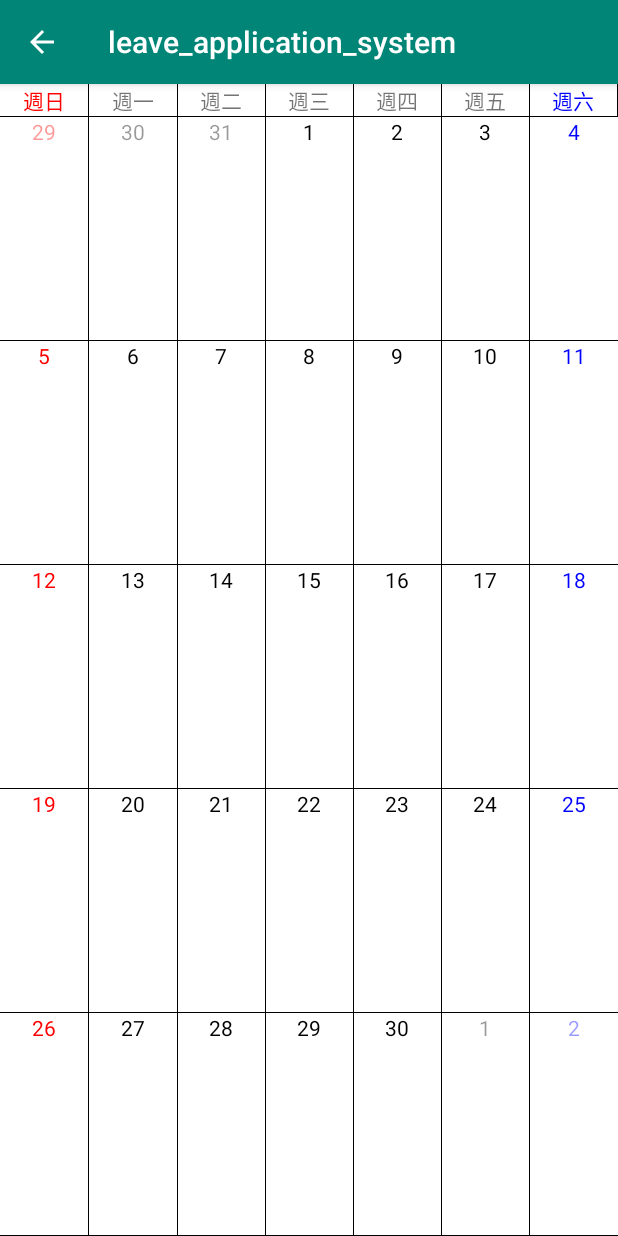
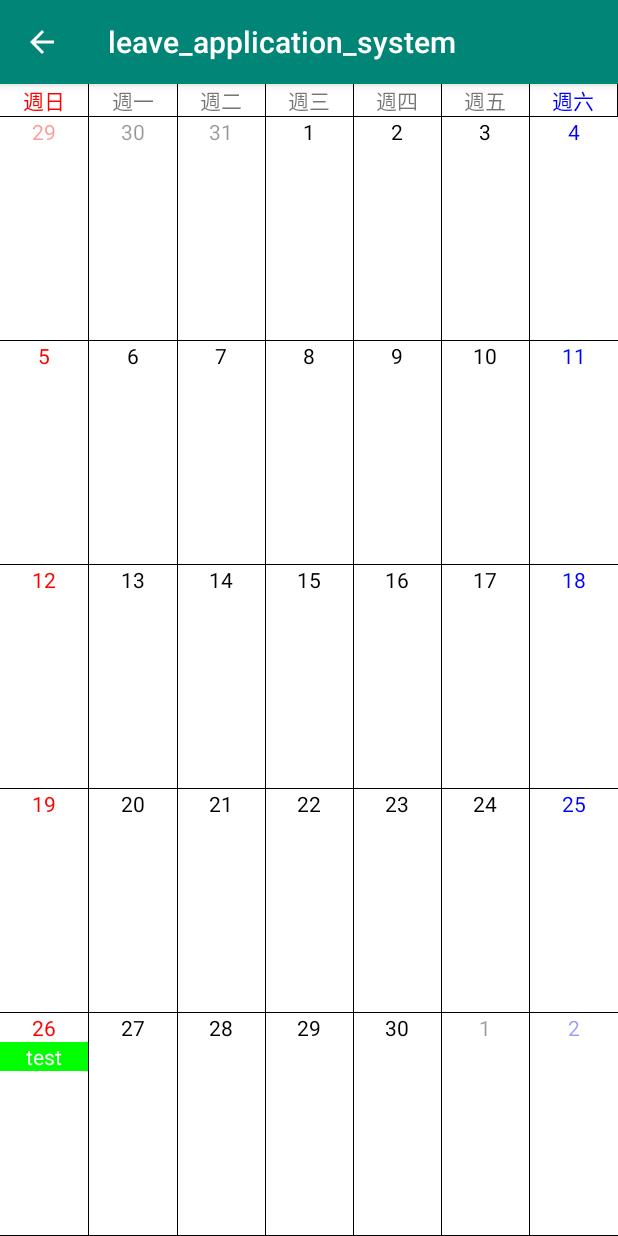
Before and after one commit to timliao0206/leave_application_system, an Android app: the Itinerary screen opened directly, with no data from a screen before it, on a phone screen of 412 x 824 dp. Run offline under Robolectric (Android 15) with nearby library versions, the phone set to English and light mode, and no system bars.

Commit message:
event almost complete only location(sort by ?) and color setting remains

```diff
--- a/app/src/main/java/com/example/leave_application_system/Itinerary.java
+++ b/app/src/main/java/com/example/leave_application_system/Itinerary.java
@@ -2,8 +2,10 @@ package com.example.leave_application_system;
 
 import android.graphics.Color;
 import android.os.Bundle;
+import android.view.Gravity;
 import android.view.LayoutInflater;
 import android.view.View;
+import android.view.ViewGroup;
 import android.widget.FrameLayout;
 import android.widget.LinearLayout;
 import android.widget.TextView;
@@ -20,6 +22,10 @@ public class Itinerary extends AppCompatActivity {
 
         java.util.Calendar now = java.util.Calendar.getInstance();
         createCalendar(now);
+
+        now = Calendar.getInstance();
+
+        addEvent(0,now,"test");
     }
 
     private void createCalendar(java.util.Calendar current){
@@ -44,19 +50,19 @@ public class Itinerary extends AppCompatActivity {
             week.setId(weekCount);
 
             for(int i=0 ; i<7 ; i++) {
-                FrameLayout frameLayout;
+                LinearLayout linearLayout;
                 switch (current.get(Calendar.DAY_OF_WEEK)) {
-                    case 1:frameLayout = week.findViewById(R.id.Sunday);break;
-                    case 2:frameLayout = week.findViewById(R.id.Monday);break;
-                    case 3:frameLayout = week.findViewById(R.id.Tuesday);break;
-                    case 4:frameLayout = week.findViewById(R.id.Wednesday);break;
-                    case 5:frameLayout = week.findViewById(R.id.Thursday);break;
-                    case 6:frameLayout = week.findViewById(R.id.Friday);break;
-                    case 7:frameLayout = week.findViewById(R.id.Saturday);break;
-                    default:frameLayout = null;
+                    case 1:linearLayout = week.findViewById(R.id.Sunday);break;
+                    case 2:linearLayout = week.findViewById(R.id.Monday);break;
+                    case 3:linearLayout = week.findViewById(R.id.Tuesday);break;
+                    case 4:linearLayout = week.findViewById(R.id.Wednesday);break;
+                    case 5:linearLayout = week.findViewById(R.id.Thursday);break;
+                    case 6:linearLayout = week.findViewById(R.id.Friday);break;
+                    case 7:linearLayout = week.findViewById(R.id.Saturday);break;
+                    default:linearLayout = null;
                 }
 
-                TextView tv = (TextView) frameLayout.getChildAt(0);
+                TextView tv = (TextView) linearLayout.getChildAt(0);
                 tv.setText(""+current.get(Calendar.DATE));
 
                 if(i == 6){
@@ -93,4 +99,45 @@ public class Itinerary extends AppCompatActivity {
 
     }
 
+    private TextView createEventTextView(){
+        LinearLayout.LayoutParams params = new LinearLayout.LayoutParams(LinearLayout.LayoutParams.MATCH_PARENT, LinearLayout.LayoutParams.WRAP_CONTENT);
+
+        TextView tv = new TextView(this);
+        tv.setLayoutParams(params);
+        tv.setGravity(Gravity.CENTER);
+        tv.setTextColor(Color.WHITE);
+
+        return tv;
+    }
+
+    private void addEvent(int eventId , Calendar date , String name){
+
+        TextView event = createEventTextView();
+
+        //set properties
+        event.setText(name);
+        event.setBackgroundColor(Color.GREEN);
+
+        //insert into calendar
+        int week = date.get(Calendar.WEEK_OF_MONTH);
+        String day = "";
+        switch (date.get(Calendar.DAY_OF_WEEK)){
+            case 1 : day = "Sunday";break;
+            case 2 : day = "Monday";break;
+            case 3 : day = "Tuesday";break;
+            case 4 : day = "Wednesday";break;
+            case 5 : day = "Thursday";break;
+            case 6 : day = "Friday";break;
+            case 7 : day = "Saturday";break;
+        }
+
+        //int id = getResources().getIdentifier(""+week,"id",getPackageName());
+        LinearLayout weekRow = findViewById(week);
+
+        int dayId = getResources().getIdentifier(day,"id",getPackageName());
+        LinearLayout exactDay = weekRow.findViewById(dayId);
+
+        exactDay.addView(event);
+    }
+
 }
--- /dev/null
+++ b/app/src/main/res/layout/event.xml
@@ -0,0 +1,12 @@
+<?xml version="1.0" encoding="utf-8"?>
+<LinearLayout xmlns:android="http://schemas.android.com/apk/res/android"
+    android:orientation="vertical" android:layout_width="match_parent"
+    android:layout_height="match_parent">
+
+    <TextView
+        android:id="@+id/event"
+        android:layout_width="match_parent"
+        android:layout_height="12dp"
+        android:layout_gravity="center"
+        android:text="TextView" />
+</LinearLayout>
--- a/app/src/main/res/layout/week_layout.xml
+++ b/app/src/main/res/layout/week_layout.xml
@@ -11,28 +11,30 @@
         android:layout_weight="1"
         android:orientation="horizontal">
 
-        <FrameLayout
+        <LinearLayout
             android:id="@+id/Sunday"
             android:layout_width="match_parent"
             android:layout_height="match_parent"
             android:layout_marginRight="0.5dp"
             android:layout_weight="1"
-            android:background="@color/white">
+            android:background="@color/white"
+            android:orientation="vertical">
 
             <TextView
                 android:layout_width="wrap_content"
                 android:layout_height="wrap_content"
                 android:layout_gravity="center_horizontal"
                 android:text="in" />
-        </FrameLayout>
+        </LinearLayout>
 
-        <FrameLayout
+        <LinearLayout
             android:id="@+id/Monday"
             android:layout_width="match_parent"
             android:layout_height="match_parent"
             android:layout_marginRight="0.5dp"
             android:layout_weight="1"
-            android:background="@color/white">
+            android:background="@color/white"
+            android:orientation="vertical">
 
 
             <TextView
@@ -40,81 +42,86 @@
                 android:layout_height="wrap_content"
                 android:layout_gravity="center_horizontal"
                 android:text="TextView" />
-        </FrameLayout>
+        </LinearLayout>
 
-        <FrameLayout
+        <LinearLayout
             android:id="@+id/Tuesday"
             android:layout_width="match_parent"
             android:layout_height="match_parent"
             android:layout_marginRight="0.5dp"
             android:layout_weight="1"
-            android:background="@color/white">
+            android:background="@color/white"
+            android:orientation="vertical">
 
             <TextView
                 android:layout_width="wrap_content"
                 android:layout_height="wrap_content"
                 android:layout_gravity="center_horizontal"
                 android:text="TextView" />
-        </FrameLayout>
+        </LinearLayout>
 
-        <FrameLayout
+        <LinearLayout
             android:id="@+id/Wednesday"
             android:layout_width="match_parent"
             android:layout_height="match_parent"
             android:layout_marginRight="0.5dp"
             android:layout_weight="1"
-            android:background="@color/white">
+            android:background="@color/white"
+            android:orientation="vertical">
 
             <TextView
                 android:layout_width="wrap_content"
                 android:layout_height="wrap_content"
                 android:layout_gravity="center_horizontal"
                 android:text="TextView" />
-        </FrameLayout>
+        </LinearLayout>
 
-        <FrameLayout
+        <LinearLayout
             android:id="@+id/Thursday"
             android:layout_width="match_parent"
             android:layout_height="match_parent"
             android:layout_marginRight="0.5dp"
             android:layout_weight="1"
-            android:background="@color/white">
+            android:background="@color/white"
+            android:orientation="vertical">
 
             <TextView
                 android:layout_width="wrap_content"
                 android:layout_height="wrap_content"
                 android:layout_gravity="center_horizontal"
                 android:text="TextView" />
-        </FrameLayout>
+        </LinearLayout>
 
-        <FrameLayout
+        <LinearLayout
             android:id="@+id/Friday"
             android:layout_width="match_parent"
             android:layout_height="match_parent"
             android:layout_marginRight="0.5dp"
             android:layout_weight="1"
-            android:background="@color/white">
+            android:background="@color/white"
+            android:orientation="vertical">
 
             <TextView
                 android:layout_width="wrap_content"
                 android:layout_height="wrap_content"
                 android:layout_gravity="center_horizontal"
                 android:text="TextView" />
-        </FrameLayout>
+        </LinearLayout>
 
-        <FrameLayout
+        <LinearLayout
             android:id="@+id/Saturday"
             android:layout_width="match_parent"
             android:layout_height="match_parent"
             android:layout_weight="1"
-            android:background="@color/white">
+            android:background="@color/white"
+            android:orientation="vertical">
 
             <TextView
                 android:layout_width="wrap_content"
                 android:layout_height="wrap_content"
                 android:layout_gravity="center_horizontal"
                 android:text="TextView" />
-        </FrameLayout>
+        </LinearLayout>
 
     </LinearLayout>
 </LinearLayout>
```
